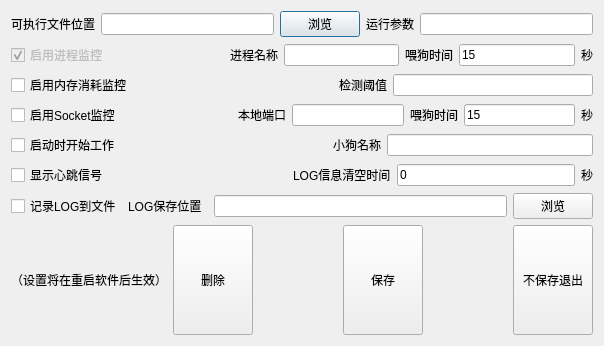
Qt form dialog_dog_config.ui (laoponline/WatchDog_House) before a commit.
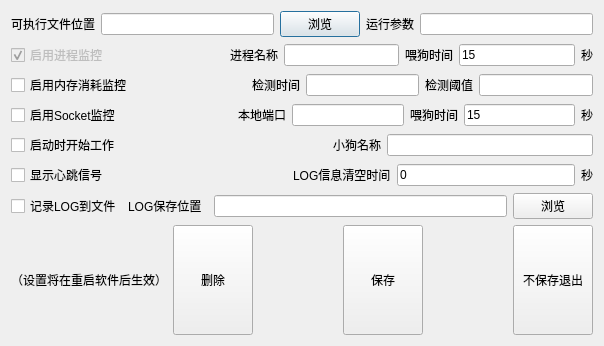
The same form after that commit.

The edit to the form file:
```diff
--- a/dialog_dog_config.ui
+++ b/dialog_dog_config.ui
@@ -146,6 +146,16 @@
        </property>
       </spacer>
      </item>
+     <item>
+      <widget class="QLabel" name="label_fixed_10">
+       <property name="text">
+        <string>检测时间</string>
+       </property>
+      </widget>
+     </item>
+     <item>
+      <widget class="QLineEdit" name="lineEdit_ram_duration"/>
+     </item>
      <item>
       <widget class="QLabel" name="label_fixed_9">
        <property name="text">
```
